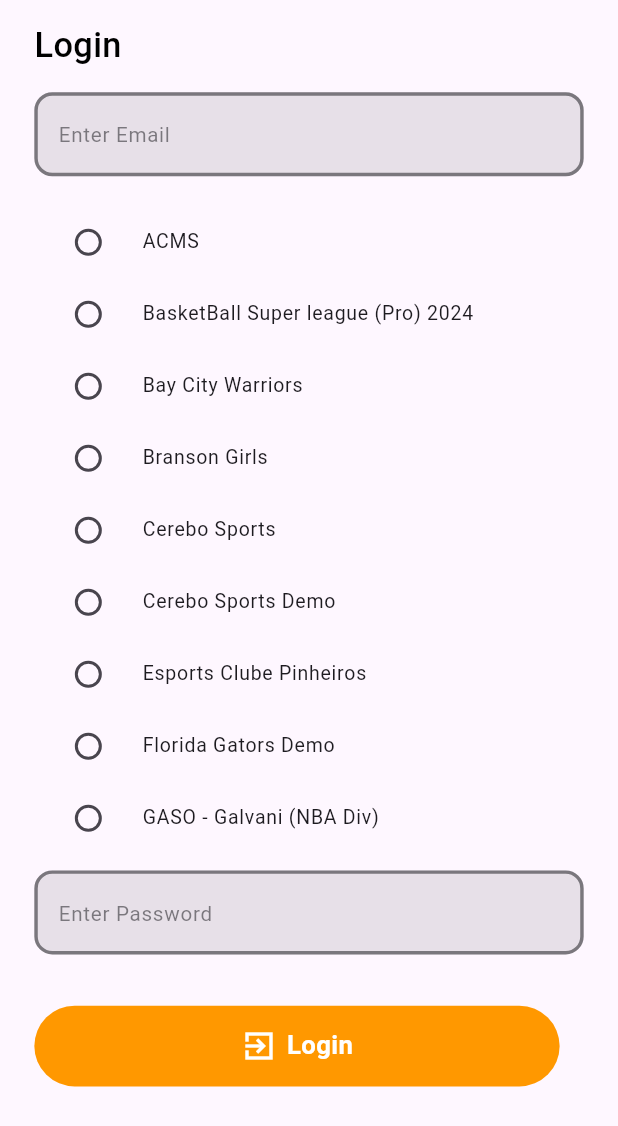
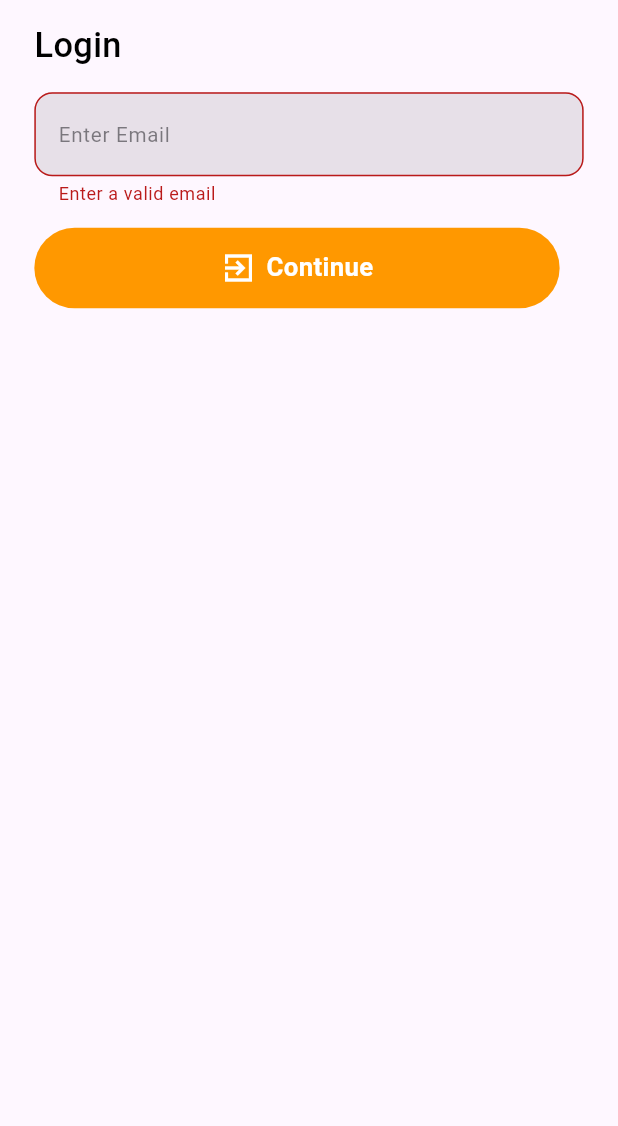
Before and after one commit to Muhib370621/screen_recorder_app, a Flutter app: the LoginScreen screen opened directly, after a tap on "Continue", on a phone screen of 412 x 824 dp. Shown: the top 1126 px of the screen. Run offline on Flutter 3.47's test engine with Material 3 defaults, Android fonts, the light colour scheme and no system bars; our stand-ins replace flutter_screenutil, get, get_storage; accounts and stored records are empty.

Commit message:
login API implemented

```diff
--- a/lib/controller/auth/login_controller.dart
+++ b/lib/controller/auth/login_controller.dart
@@ -1,14 +1,27 @@
+import 'dart:developer';
+import 'dart:io';
+
+import 'package:flutter/material.dart';
 import 'package:get/get.dart';
 import 'package:screen_record_app/model/entities/login_account_type_model.dart';
+
+import '../../core/utils/prompts.dart';
+import '../../services/api_services/auth_services.dart';
 
 class LoginController extends GetxController {
 
   RxBool isExpanded = false.obs;
+  RxBool isLoading = false.obs;
+  final formKey = GlobalKey<FormState>().obs;
+  final formKey2 = GlobalKey<FormState>().obs;
+  Rx<TextEditingController> emailController = TextEditingController().obs;
+  Rx<TextEditingController> passwordController = TextEditingController().obs;
+
 
 
   RxList<LoginAccountTypeModel> accountTypeList =
       <LoginAccountTypeModel>[
-        LoginAccountTypeModel(title: "ACMS", isSelected: false),
+        LoginAccountTypeModel(title: "ACMS", isSelected: true),
         LoginAccountTypeModel(title: "BasketBall Super league (Pro) 2024", isSelected: false),
         LoginAccountTypeModel(title: "Bay City Warriors", isSelected: false),
         LoginAccountTypeModel(title: "Branson Girls", isSelected: false),
@@ -36,4 +49,29 @@
         }
         accountTypeList.refresh();
   }
+
+  login() async {
+    // try {
+      isLoading.value = true;
+      var result = await AuthServices().login(
+        emailController.value.text,
+        passwordController.value.text,
+      );
+      log(result.toString());
+      if(result['success']==0){
+        Prompts.errorSnackBar(result['error']);
+      }
+
+      isLoading.value = false;
+      return true;
+    // } on SocketException {
+    //   isLoading.value = false;
+    //   Prompts.errorSnackBar("Internet Connection Not Available!");
+    // } catch (e) {
+    //   Prompts.errorSnackBar(e.toString());
+    //
+    //   isLoading.value = false;
+    // }
+  }
+
 }
--- /dev/null
+++ b/lib/services/api_services/auth_services.dart
@@ -0,0 +1,40 @@
+import 'dart:developer';
+
+import 'package:flutter/foundation.dart';
+
+import '../core/api_helper.dart';
+import '../core/app_urls.dart';
+import 'package:http/http.dart' as http;
+
+class AuthServices{
+
+  login(
+      String email,
+      String password,
+      ) async {
+    // url
+    String url = AppUrls.loginUrl(email, password);
+
+    // //header
+    // var header = AppHeaders.getOnlyBearerHeaders(
+    //   LocalStorage.readJson(
+    //     key: LocalStorageKeys.accessToken,
+    //   ),
+    // );
+
+    //body
+    // var data = {"email": email, "password": password};
+    var response = await http.post(
+      Uri.parse(url),
+      // body: data,
+    );
+    if (kDebugMode) {
+      log("Called API: $url");
+      print("Status Code: ${response.statusCode}");
+      // print("Sent Body: ${data.toString()}");
+      print("Response Body: ${response.body}");
+      // print("HEADERS: $header");
+    }
+    return ApiHelper.returnResponse(response);
+  }
+}
--- /dev/null
+++ b/lib/services/core/app_urls.dart
@@ -0,0 +1,12 @@
+
+
+class AppUrls {
+  //~~~~~~~~~~~~~~~~~~~~~~~~~~~~~Base Urls~~~~~~~~~~~~~~~~~~~~~~~~~~~~~~//
+  static String baseUrl = "https://hoopsalytics.com/api/mobile";
+
+//~~~~~~~~~~~~~~~~~~~~~~~~~~~~~Auth Urls~~~~~~~~~~~~~~~~~~~~~~~~~~~~~~//
+
+  static String loginUrl(String email, String password){
+    return "$baseUrl/get-team-data.php?login=$email&password=$password";}
+
+}
--- a/lib/views/components/custom_button.dart
+++ b/lib/views/components/custom_button.dart
@@ -37,7 +37,7 @@
         child: Center(
           child:
               isLoading ?? false
-                  ? CircularProgressIndicator()
+                  ? CircularProgressIndicator(color: AppColors.pureWhite,)
                   : icon!=null?Row(
                 mainAxisAlignment: MainAxisAlignment.center,
                     children: [
--- a/lib/views/screens/auth/login_screen.dart
+++ b/lib/views/screens/auth/login_screen.dart
@@ -24,7 +24,23 @@
                 10.h.verticalSpace,
                 Text("Login", style: AppTextStyles.w500Style(20.sp)),
                 10.h.verticalSpace,
-                CustomTextField(hintText: "Enter Email"),
+                Form(
+                  key: loginController.formKey.value,
+                  child: CustomTextField(
+                    controller: loginController.emailController.value,
+                    hintText: "Enter Email",
+                    validator: (value) {
+                      if (value == null ||
+                          value.isEmpty ) {
+                        // loginController.isValidEmail.value = false;
+                        return 'Enter a valid email';
+                      } else {
+                        // loginController.isValidEmail.value = true;
+                      }
+                      return null;
+                    },
+                  ),
+                ),
                 loginController.isExpanded.value
                     ? Column(
                       children: [
@@ -33,40 +49,74 @@
                           child: ListView.builder(
                             itemCount: loginController.accountTypeList.length,
                             itemBuilder: (context, index) {
-                              final item = loginController.accountTypeList[index];
+                              final item =
+                                  loginController.accountTypeList[index];
                               return RadioListTile<bool>(
                                 dense: true,
                                 title: Text(item.title),
                                 value: true,
                                 groupValue: item.isSelected,
                                 onChanged:
-                                    (val) => loginController.selectAccount(index),
+                                    (val) =>
+                                        loginController.selectAccount(index),
                                 selected: item.isSelected,
                               );
                             },
                           ),
                         ),
                         10.h.verticalSpace,
-                        CustomTextField(hintText: "Enter Password"),
-
+                        Form(
+                          key: loginController.formKey2.value,
+                          child: CustomTextField(
+                            controller: loginController.passwordController.value,
+                            hintText: "Enter Password",
+                            validator: (value) {
+                              if (value == null || value.isEmpty) {
+                                // loginController.isValidEmail.value = false;
+                                return 'Password cant be empty';
+                              } else {
+                                // loginController.isValidEmail.value = true;
+                              }
+                              return null;
+                            },
+                          ),
+                        ),
                       ],
                     )
                     : SizedBox.shrink(),
                 10.h.verticalSpace,
-                loginController.isExpanded.value?CustomButton(
+                loginController.isExpanded.value
+                    ? CustomButton(
+                  isLoading: loginController.isLoading.value,
                       onTap: () {
+                        if (loginController.formKey2.value.currentState!
+                                .validate() &&
+                            loginController.formKey.value.currentState!
+                                .validate()) {
+                          loginController.login();
+                        }
                         // loginController.isExpanded.value=true;
                       },
                       buttonText: "Login",
                       backgroundColor: Colors.orange,
-                  icon: Icon(Icons.exit_to_app_sharp, color: AppColors.pureWhite),
-                ):CustomButton(
+                      icon: Icon(
+                        Icons.exit_to_app_sharp,
+                        color: AppColors.pureWhite,
+                      ),
+                    )
+                    : CustomButton(
                       onTap: () {
-                    loginController.isExpanded.value=true;
+                        if (loginController.formKey.value.currentState!
+                            .validate()) {
+                          loginController.isExpanded.value = true;
+                        }
                       },
                       buttonText: "Continue",
                       backgroundColor: Colors.orange,
-                  icon: Icon(Icons.exit_to_app_sharp, color: AppColors.pureWhite),
+                      icon: Icon(
+                        Icons.exit_to_app_sharp,
+                        color: AppColors.pureWhite,
+                      ),
                     ),
               ],
             ),
--- a/pubspec.yaml
+++ b/pubspec.yaml
@@ -37,6 +37,8 @@
   get_storage: ^2.1.1
   get: ^4.7.2
   flutter_screenutil: ^5.9.3
+  http: ^1.3.0
+
 
 dev_dependencies:
   flutter_test:
```
Also changed, not shown: lib/core/utils/prompts.dart (added, +26 -0 lines), lib/services/core/api_helper.dart (added, +35 -0 lines), lib/services/core/app_headers.dart (added, +34 -0 lines), pubspec.lock, 1 other file. Lines whose indentation alone changed are shown as unchanged.
